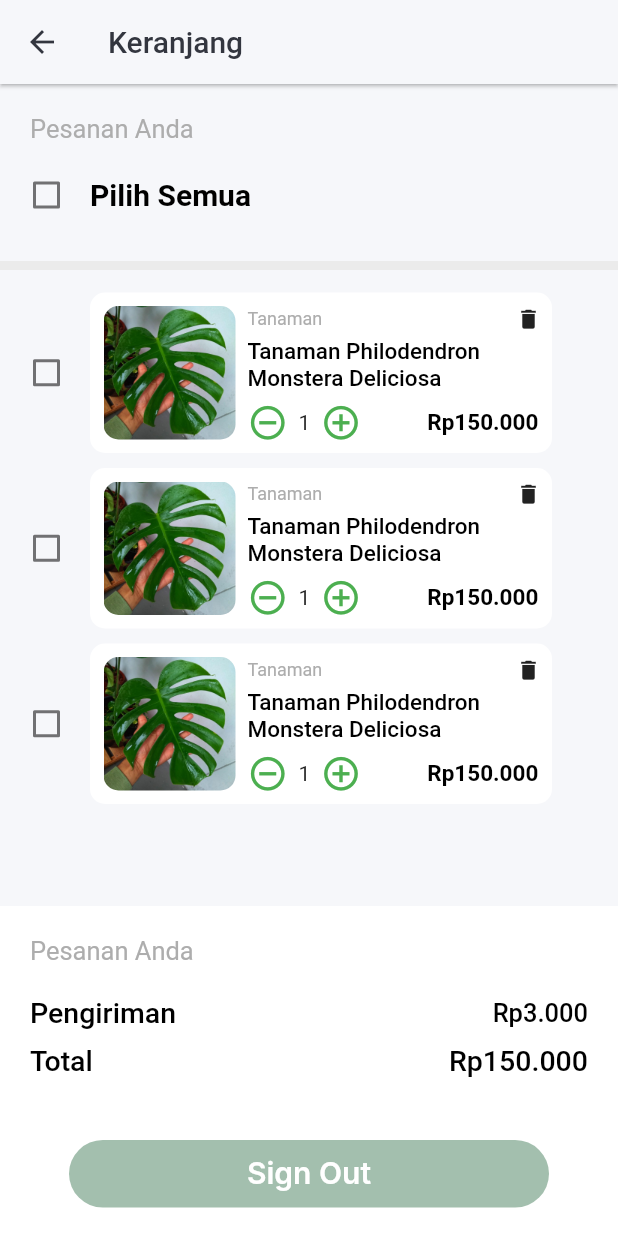
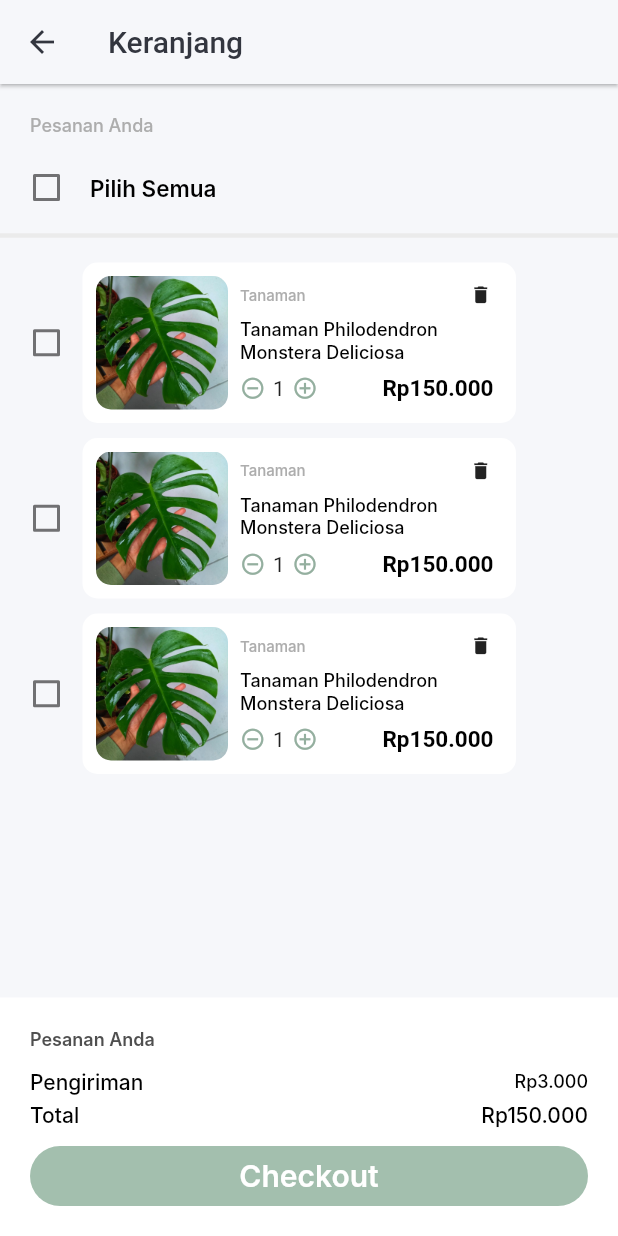
Before and after one commit to BhreKheley/Variegata_Project, a Flutter app: the Cart screen opened directly, on a phone screen of 412 x 824 dp. Run offline on Flutter 3.47's test engine with Material 2 defaults, Android fonts, the light colour scheme and no system bars; our stand-ins replace animated_splash_screen, carousel_slider, flutter_dash, flutter_svg, motion_tab_bar_v2, readmore and 2 more; network calls fail; Roboto replaces fonts that are missing (Inter).

Commit message:
[BN] rapihin

```diff
--- a/lib/pages/catalog_shop/cart.dart
+++ b/lib/pages/catalog_shop/cart.dart
@@ -60,11 +60,13 @@
               top: 20,
             ),
             child: Text(
-              "Pesanan Anda",
+              'Pesanan Anda',
               style: TextStyle(
                 color: Color(0xFFADADAD),
-                  fontSize: 17,
-                  fontWeight: FontWeight.w400),
+                fontSize: 12,
+                fontFamily: 'Inter',
+                fontWeight: FontWeight.w500,
+              ),
             ),
           ),
           Padding(
@@ -83,27 +85,26 @@
                         isChecked = val;
                       });
                     },
-                    activeColor: Colors.green,
+                    activeColor: Color(0xFF94AF9F),
                   ),
                 ),
                 SizedBox(
                   width: 5,
                 ),
                 Text(
-                  "Pilih Semua",
+                  'Pilih Semua',
                   style: TextStyle(
                     color: Colors.black,
-                      fontSize: 20,
-                      fontWeight: FontWeight.bold),
-                )
+                    fontSize: 15,
+                    fontFamily: 'Inter',
+                    fontWeight: FontWeight.w600,
+                  ),
+                ),
               ],
             ),
           ),
-          SizedBox(
-            height: 15,
-          ),
           Divider(
-            thickness: 6,
+            thickness: 3,
             color: Color(0xFFEBEBEB),
           ),
           ListView.builder(
@@ -115,7 +116,7 @@
                 padding: const EdgeInsets.only(
                   left: 7,
                   top: 10,
-                  right: 20,
+                  right: 10,
                 ),
                 child: Row(
                   children: [
@@ -128,14 +129,11 @@
                             isChecked = val;
                           });
                         },
-                        activeColor: Colors.green,
+                        activeColor: Color(0xFF94AF9F),
                       ),
                     ),
-                    SizedBox(
-                      width: 5,
-                    ),
                     Container(
-                      width: 308,
+                      width: 289,
                       height: 107,
                       decoration: BoxDecoration(
                         color: Colors.white,
@@ -145,9 +143,11 @@
                         padding: const EdgeInsets.only(
                           left: 9,
                           top: 9,
-                          right: 9,
+                          bottom: 9,
+                          right: 15,
                         ),
                         child: Row(
+                          mainAxisAlignment: MainAxisAlignment.spaceBetween,
                           crossAxisAlignment: CrossAxisAlignment.start,
                           children: [
                             ClipRRect(
@@ -159,56 +159,54 @@
                                 height: 89,
                               ),
                             ),
-                            SizedBox(
-                              width: 8,
-                            ),
-                            Column(
+                            Container(
+                              padding: EdgeInsets.symmetric(vertical: 5),
+                              child: Column(
+                                mainAxisAlignment:
+                                    MainAxisAlignment.spaceBetween,
                                 crossAxisAlignment: CrossAxisAlignment.start,
                                 children: [
                                   Container(
+                                    width: 168,
                                     child: Row(
                                       mainAxisAlignment:
                                           MainAxisAlignment.spaceBetween,
                                       children: [
                                         Text(
-                                        "Tanaman",
+                                          'Tanaman',
                                           style: TextStyle(
                                             color: Color(0xFFADADAD),
-                                            fontSize: 12,
-                                            fontWeight: FontWeight.w400),
+                                            fontSize: 10,
+                                            fontFamily: 'Inter',
+                                            fontWeight: FontWeight.w500,
                                           ),
-                                      SizedBox(
-                                        width: 129,
                                         ),
                                         Icon(
                                           Icons.delete,
-                                        size: 17,
+                                          size: 15,
                                         ),
                                       ],
                                     ),
                                   ),
-                                SizedBox(
-                                  height: 4,
-                                ),
                                   Container(
                                     width: 160,
                                     child: Text(
-                                    "Tanaman Philodendron Monstera Deliciosa",
-                                    maxLines: 2,
-                                    overflow: TextOverflow.ellipsis,
+                                      'Tanaman Philodendron\nMonstera Deliciosa',
                                       style: TextStyle(
                                         color: Colors.black,
-                                      fontSize: 15,
+                                        fontSize: 12,
+                                        fontFamily: 'Inter',
                                         fontWeight: FontWeight.w500,
                                       ),
                                     ),
                                   ),
-                                SizedBox(
-                                  height: 7,
-                                ),
                                   Container(
+                                    width: 169,
                                     child: Row(
-                                    mainAxisAlignment: MainAxisAlignment.start,
+                                      mainAxisAlignment:
+                                          MainAxisAlignment.spaceBetween,
+                                      children: [
+                                        Row(
                                           children: [
                                             GestureDetector(
                                               onTap: () {
@@ -216,19 +214,18 @@
                                               },
                                               child: Icon(
                                                 Icons.remove_circle_outline,
-                                          size: 27,
-                                          color: Colors.green,
+                                                size: 17,
+                                                color: Color(0xFF94AF9F),
                                               ),
                                             ),
-                                      SizedBox(
-                                        width: 7,
-                                      ),
-                                      Text(
+                                            Container(
+                                              margin:
+                                                  const EdgeInsets.symmetric(
+                                                      horizontal: 5),
+                                              child: Text(
                                                 '$quantity',
                                                 style: TextStyle(fontSize: 14),
                                               ),
-                                      SizedBox(
-                                        width: 7,
                                             ),
                                             GestureDetector(
                                               onTap: () {
@@ -236,12 +233,11 @@
                                               },
                                               child: Icon(
                                                 Icons.add_circle_outline,
-                                          size: 27,
-                                          color: Colors.green,
+                                                size: 17,
+                                                color: Color(0xFF94AF9F),
                                               ),
                                             ),
-                                      SizedBox(
-                                        width: 44,
+                                          ],
                                         ),
                                         Text(
                                           "Rp150.000",
@@ -255,6 +251,7 @@
                                     ),
                                   )
                                 ],
+                              ),
                             )
                           ],
                         ),
@@ -269,48 +266,51 @@
       ),
       bottomNavigationBar: Container(
         color: Colors.white,
-        width: 395,
-        height: 220,
+        width: MediaQuery.of(context).size.width,
+        height: 159,
         child: Padding(
-          padding: const EdgeInsets.only(
-            left: 20,
-            top: 20,
-            right: 20,
-          ),
+          padding: const EdgeInsets.symmetric(horizontal: 20, vertical: 20),
           child: Column(
+            mainAxisAlignment: MainAxisAlignment.spaceBetween,
             crossAxisAlignment: CrossAxisAlignment.start,
             children: [
               Text(
-                "Pesanan Anda",
+                'Pesanan Anda',
                 style: TextStyle(
-                    color: Color(0xFFADADAD),
-                    fontSize: 17,
-                    fontWeight: FontWeight.w400),
+                  color: Color(0xFF4F4F4F),
+                  fontSize: 12,
+                  fontFamily: 'Inter',
+                  fontWeight: FontWeight.w600,
                 ),
-              SizedBox(
-                height: 20,
               ),
+              Column(
+                mainAxisAlignment: MainAxisAlignment.spaceBetween,
+                children: [
                   Row(
                     mainAxisAlignment: MainAxisAlignment.spaceBetween,
                     children: [
                       Text(
-                    "Pengiriman",
+                        'Pengiriman',
                         style: TextStyle(
                           color: Colors.black,
-                        fontSize: 19,
-                        fontWeight: FontWeight.w500),
+                          fontSize: 14,
+                          fontFamily: 'Inter',
+                          fontWeight: FontWeight.w500,
+                        ),
                       ),
                       Text(
                         "Rp3.000",
                         style: TextStyle(
                           color: Colors.black,
-                        fontSize: 17,
-                        fontWeight: FontWeight.w500),
+                          fontSize: 12,
+                          fontFamily: 'Inter',
+                          fontWeight: FontWeight.w500,
+                        ),
                       ),
                     ],
                   ),
                   SizedBox(
-                height: 10,
+                    height: 5,
                   ),
                   Row(
                     mainAxisAlignment: MainAxisAlignment.spaceBetween,
@@ -319,20 +319,23 @@
                         "Total",
                         style: TextStyle(
                           color: Colors.black,
-                        fontSize: 19,
-                        fontWeight: FontWeight.w500),
+                          fontSize: 14,
+                          fontFamily: 'Inter',
+                          fontWeight: FontWeight.w500,
+                        ),
                       ),
                       Text(
                         "Rp150.000",
                         style: TextStyle(
                           color: Colors.black,
-                        fontSize: 19,
-                        fontWeight: FontWeight.w500),
+                          fontSize: 14,
+                          fontFamily: 'Inter',
+                          fontWeight: FontWeight.w500,
+                        ),
                       ),
                     ],
                   ),
-              SizedBox(
-                height: 42,
+                ],
               ),
               Center(
                 child: InkWell(
@@ -344,8 +347,8 @@
                         ));
                   },
                   child: Container(
-                    width: 320,
-                    height: 45,
+                    width: MediaQuery.of(context).size.width,
+                    height: 40,
                     decoration: BoxDecoration(
                       borderRadius: BorderRadius.circular(33),
                       color: Color(0xffa3bfae),
@@ -355,7 +358,7 @@
                       crossAxisAlignment: CrossAxisAlignment.center,
                       children: [
                         Text(
-                          "Sign Out",
+                          "Checkout",
                           style: TextStyle(
                             color: Colors.white,
                             fontSize: 20,
```
Lines whose indentation alone changed are shown as unchanged.
